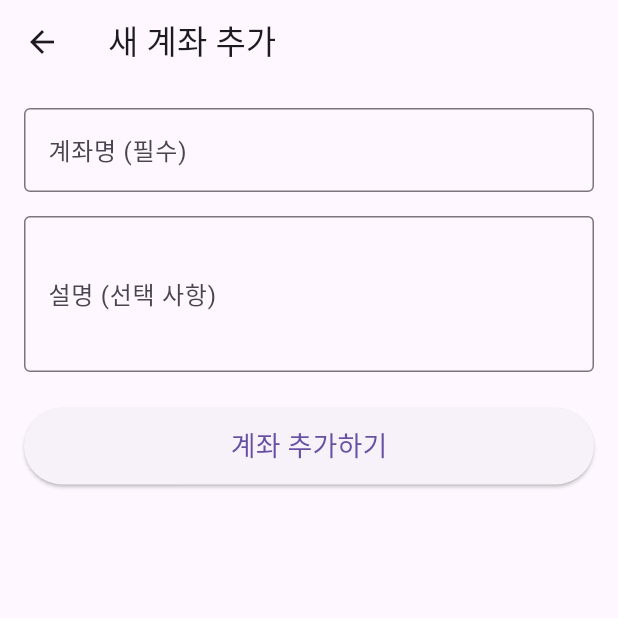
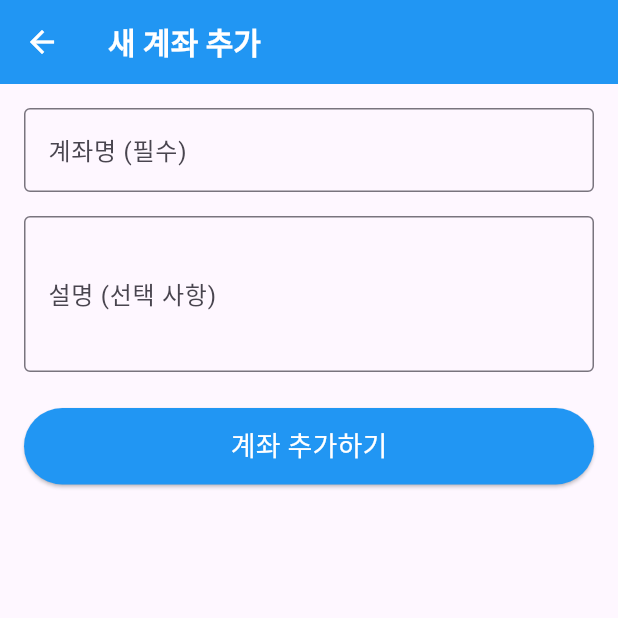
Before and after one commit to wrathofhorde/flutter, a Flutter app: the screen it shows after launch, after a tap on the "add" icon, on a phone screen of 412 x 824 dp, the top half of it. Run offline on Flutter 3.47's test engine with Material 3 defaults, Android fonts, the phone set to English and light mode, and no system bars; our stand-ins replace csv, fl_chart, permission_handler, shared_preferences, sqflite; missing offline and left inert: sqlite3, window_manager; accounts and stored records are empty.

Commit message:
add theme

```diff
--- a/assets_snapshot/lib/main.dart
+++ b/assets_snapshot/lib/main.dart
@@ -1,12 +1,19 @@
 // lib/main.dart
 
 import 'package:flutter/material.dart';
+import 'package:provider/provider.dart';
 import 'package:assets_snapshot/database/database_helper.dart';
-import 'package:assets_snapshot/screens/account_list_screen.dart'; // AccountListScreen 임포트
+import 'package:assets_snapshot/screens/account_list_screen.dart';
+import 'package:assets_snapshot/providers/theme_provider.dart';
 
 void main() {
   WidgetsFlutterBinding.ensureInitialized();
-  runApp(const MyApp());
+  runApp(
+    ChangeNotifierProvider(
+      create: (context) => ThemeProvider(), // ThemeProvider 인스턴스 생성
+      child: const MyApp(), // MyApp 위젯을 ThemeProvider의 자식으로 둠
+    ),
+  );
 }
 
 class MyApp extends StatefulWidget {
@@ -17,19 +24,16 @@ class MyApp extends StatefulWidget {
 }
 
 class _MyAppState extends State<MyApp> {
-  // DB 상태는 AccountListScreen에서 관리되므로 여기서는 간단화
-  // String _dbStatus = 'Initializing Database...'; // 이제 필요 없음
-
   @override
   void initState() {
     super.initState();
-    _initializeDatabase(); // DB 초기화는 여전히 여기서 수행
+    _initializeDatabase();
   }
 
   Future<void> _initializeDatabase() async {
     try {
       final dbHelper = DatabaseHelper();
-      await dbHelper.database; // DB 인스턴스 가져오기 (테이블 생성 포함)
+      await dbHelper.database;
       debugPrint("DB 초기화 성공: Database Initialized Successfully!");
     } catch (e) {
       debugPrint("DB 초기화 실패: $e");
@@ -52,13 +56,85 @@ class _MyAppState extends State<MyApp> {
 
   @override
   Widget build(BuildContext context) {
+    // ThemeProvider의 상태 변화를 감지하여 앱의 테마를 변경
+    final themeProvider = Provider.of<ThemeProvider>(context);
+
     return MaterialApp(
-      title: 'Asset Snapshot', // 앱 타이틀 설정
-      theme: ThemeData(
-        primarySwatch: Colors.blue, // 앱 기본 테마 색상 설정
-        visualDensity: VisualDensity.adaptivePlatformDensity,
+      title: 'Asset Snapshot',
+      themeMode: themeProvider.themeMode, // ThemeProvider의 themeMode에 따라 테마 변경
+      theme: ThemeData.light().copyWith(
+        // 라이트 모드 테마 정의
+        primaryColor: Colors.blue, // AppBar의 배경색 등을 설정하는 데 사용될 수 있는 기본 색상
+        appBarTheme: const AppBarTheme(
+          backgroundColor: Colors.blue, // 라이트 모드 AppBar 배경
+          elevation: 0,
+          titleTextStyle: TextStyle(
+            color: Colors.white,
+            fontSize: 20.0,
+            fontWeight: FontWeight.bold,
+          ),
+          iconTheme: IconThemeData(color: Colors.white),
+        ),
+        cardTheme: CardThemeData(
+          color: Colors.white, // 라이트 모드 카드 배경색
+          margin: const EdgeInsets.symmetric(horizontal: 16.0, vertical: 8.0),
+          elevation: 2.0,
+          shape: RoundedRectangleBorder(
+            borderRadius: BorderRadius.circular(8.0),
+          ),
+        ),
+        listTileTheme: const ListTileThemeData(
+          textColor: Colors.black87, // 라이트 모드 ListTile 텍스트 색상
+          iconColor: Colors.black54, // 라이트 모드 ListTile 아이콘 색상
+        ),
+        elevatedButtonTheme: ElevatedButtonThemeData(
+          style: ElevatedButton.styleFrom(
+            backgroundColor: Colors.blue, // 라이트 모드 버튼 배경색
+            foregroundColor: Colors.white,
+          ),
+        ),
+        textTheme: const TextTheme(
+          bodyMedium: TextStyle(color: Colors.black87), // 라이트 모드 기본 본문 텍스트 색상
+        ),
+        // 다른 테마 속성들을 여기에 추가
       ),
-      home: const AccountListScreen(), // 앱 시작 시 AccountListScreen 표시
+      darkTheme: ThemeData.dark().copyWith(
+        // 다크 모드 테마 정의 (이전의 크롬 스타일 테마)
+        primaryColor: Colors.black, // 다크 모드 기본 색상 (AppBar의 배경색 등에 영향을 줄 수 있음)
+        appBarTheme: const AppBarTheme(
+          backgroundColor: Colors.black12, // 다크 모드 AppBar 배경
+          elevation: 0,
+          titleTextStyle: TextStyle(
+            color: Colors.white,
+            fontSize: 20.0,
+            fontWeight: FontWeight.bold,
+          ),
+          iconTheme: IconThemeData(color: Colors.white),
+        ),
+        cardTheme: CardThemeData(
+          color: Colors.grey.shade900, // 다크 모드 카드 배경색
+          margin: const EdgeInsets.symmetric(horizontal: 16.0, vertical: 8.0),
+          elevation: 2.0,
+          shape: RoundedRectangleBorder(
+            borderRadius: BorderRadius.circular(8.0),
+          ),
+        ),
+        listTileTheme: const ListTileThemeData(
+          textColor: Colors.white, // 다크 모드 ListTile 텍스트 색상
+          iconColor: Colors.white70, // 다크 모드 ListTile 아이콘 색상
+        ),
+        elevatedButtonTheme: ElevatedButtonThemeData(
+          style: ElevatedButton.styleFrom(
+            backgroundColor: Colors.blueGrey.shade800, // 다크 모드 버튼 배경색
+            foregroundColor: Colors.white,
+          ),
+        ),
+        textTheme: const TextTheme(
+          bodyMedium: TextStyle(color: Colors.white), // 다크 모드 기본 본문 텍스트 색상
+        ),
+        // 다른 테마 속성들을 여기에 추가
+      ),
+      home: const AccountListScreen(),
     );
   }
 }
--- /dev/null
+++ b/assets_snapshot/lib/providers/theme_provider.dart
@@ -0,0 +1,46 @@
+// lib/providers/theme_provider.dart
+
+import 'package:flutter/material.dart';
+import 'package:shared_preferences/shared_preferences.dart';
+
+class ThemeProvider with ChangeNotifier {
+  ThemeMode _themeMode = ThemeMode.system; // 기본값은 시스템 테마 따르기
+
+  ThemeMode get themeMode => _themeMode;
+
+  ThemeProvider() {
+    _loadThemeMode(); // 생성 시 저장된 테마 모드를 불러옴
+  }
+
+  // 저장된 테마 모드를 불러오는 비동기 함수
+  Future<void> _loadThemeMode() async {
+    final prefs = await SharedPreferences.getInstance();
+    final themeString =
+        prefs.getString('themeMode') ??
+        ThemeMode.system.toString(); // 저장된 값 없으면 system
+    _themeMode = _getThemeModeFromString(themeString);
+    notifyListeners(); // 변경 사항을 리스너들에게 알림
+  }
+
+  // 테마 모드를 설정하고 저장하는 함수
+  void setThemeMode(ThemeMode mode) async {
+    if (mode == _themeMode) return; // 동일한 모드면 변경하지 않음
+
+    _themeMode = mode;
+    notifyListeners(); // UI 갱신을 위해 리스너들에게 알림
+
+    final prefs = await SharedPreferences.getInstance();
+    await prefs.setString('themeMode', mode.toString()); // 변경된 테마 모드를 저장
+  }
+
+  // String을 ThemeMode로 변환
+  ThemeMode _getThemeModeFromString(String themeString) {
+    if (themeString == ThemeMode.light.toString()) {
+      return ThemeMode.light;
+    } else if (themeString == ThemeMode.dark.toString()) {
+      return ThemeMode.dark;
+    } else {
+      return ThemeMode.system;
+    }
+  }
+}
--- a/assets_snapshot/lib/screens/account_list_screen.dart
+++ b/assets_snapshot/lib/screens/account_list_screen.dart
@@ -1,9 +1,11 @@
 // lib/screens/account_list_screen.dart
 
 import 'package:flutter/material.dart';
+import 'package:assets_snapshot/database/database_helper.dart';
 import 'package:assets_snapshot/models/account.dart';
-import 'package:assets_snapshot/database/database_helper.dart';
 import 'package:assets_snapshot/screens/add_account_screen.dart';
+import 'package:provider/provider.dart'; // Provider 패키지 임포트
+import 'package:assets_snapshot/providers/theme_provider.dart'; // ThemeProvider 임포트
 
 class AccountListScreen extends StatefulWidget {
   const AccountListScreen({super.key});
@@ -13,48 +15,67 @@ class AccountListScreen extends StatefulWidget {
 }
 
 class _AccountListScreenState extends State<AccountListScreen> {
-  late Future<List<Account>> _accountsFuture; // 계좌 목록을 비동기로 가져올 Future
+  late Future<List<Account>> _accountsFuture;
   final DatabaseHelper _dbHelper = DatabaseHelper();
 
   @override
   void initState() {
     super.initState();
-    _loadAccounts(); // 위젯 초기화 시 계좌 목록 로드
+    _loadAccounts();
   }
 
-  // 계좌 목록을 로드하는 함수
   void _loadAccounts() {
     setState(() {
-      _accountsFuture = _dbHelper.getAccounts(); // DatabaseHelper에서 계좌 목록 가져오기
+      _accountsFuture = _dbHelper.getAccounts();
     });
   }
 
-  // 계좌 삭제 로직
   void _deleteAccount(int id) async {
     await _dbHelper.deleteAccount(id);
     ScaffoldMessenger.of(
       context,
     ).showSnackBar(const SnackBar(content: Text('계좌가 삭제되었습니다.')));
-    _loadAccounts(); // 삭제 후 목록 갱신
+    _loadAccounts();
   }
 
   @override
   Widget build(BuildContext context) {
+    // ThemeProvider 인스턴스에 접근
+    final themeProvider = Provider.of<ThemeProvider>(context);
+
     return Scaffold(
       appBar: AppBar(
         title: const Text('나의 계좌 목록'),
         actions: [
+          // 테마 토글 스위치 추가
+          Switch(
+            value: themeProvider.themeMode == ThemeMode.dark, // 현재 다크 모드인지 여부
+            onChanged: (isDark) {
+              themeProvider.setThemeMode(
+                isDark ? ThemeMode.dark : ThemeMode.light,
+              );
+            },
+            thumbIcon: WidgetStateProperty.resolveWith<Icon?>((
+              Set<WidgetState> states,
+            ) {
+              if (states.contains(WidgetState.selected)) {
+                return const Icon(Icons.nightlight_round); // 다크 모드 아이콘
+              }
+              return const Icon(Icons.wb_sunny_rounded); // 라이트 모드 아이콘
+            }),
+            activeColor: Colors.blueGrey, // 스위치 활성화 시 색상
+            inactiveThumbColor: Colors.yellow, // 비활성화 시 엄지 색상
+            inactiveTrackColor: Colors.yellow.shade200, // 비활성화 시 트랙 색상
+          ),
           IconButton(
             icon: const Icon(Icons.add),
             onPressed: () async {
-              // 새 계좌 추가 화면으로 이동
               final result = await Navigator.push(
                 context,
                 MaterialPageRoute(
                   builder: (context) => const AddAccountScreen(),
                 ),
               );
-              // AddAccountScreen에서 true를 반환하면 계좌 목록 갱신
               if (result == true) {
                 _loadAccounts();
               }
@@ -63,30 +84,21 @@ class _AccountListScreenState extends State<AccountListScreen> {
         ],
       ),
       body: FutureBuilder<List<Account>>(
-        future: _accountsFuture, // 비동기 작업
+        future: _accountsFuture,
         builder: (context, snapshot) {
           if (snapshot.connectionState == ConnectionState.waiting) {
-            // 데이터 로딩 중
             return const Center(child: CircularProgressIndicator());
           } else if (snapshot.hasError) {
-            // 오류 발생 시
             return Center(child: Text('오류 발생: ${snapshot.error}'));
           } else if (!snapshot.hasData || snapshot.data!.isEmpty) {
-            // 데이터가 없는 경우
             return const Center(child: Text('아직 등록된 계좌가 없습니다. 새 계좌를 추가해주세요!'));
           } else {
-            // 데이터 로드 성공 시 목록 표시
             final List<Account> accounts = snapshot.data!;
             return ListView.builder(
               itemCount: accounts.length,
               itemBuilder: (context, index) {
                 final account = accounts[index];
                 return Card(
-                  margin: const EdgeInsets.symmetric(
-                    horizontal: 16.0,
-                    vertical: 8.0,
-                  ),
-                  elevation: 2.0,
                   child: ListTile(
                     contentPadding: const EdgeInsets.all(16.0),
                     title: Text(
@@ -96,14 +108,10 @@ class _AccountListScreenState extends State<AccountListScreen> {
                         fontWeight: FontWeight.bold,
                       ),
                     ),
-                    subtitle: Text(
-                      account.description ?? '설명 없음', // 설명이 없으면 '설명 없음' 표시
-                      style: TextStyle(color: Colors.grey[600]),
-                    ),
+                    subtitle: Text(account.description ?? '설명 없음'),
                     trailing: IconButton(
                       icon: const Icon(Icons.delete, color: Colors.redAccent),
                       onPressed: () {
-                        // 삭제 확인 다이얼로그
                         showDialog(
                           context: context,
                           builder: (ctx) => AlertDialog(
@@ -132,7 +140,6 @@ class _AccountListScreenState extends State<AccountListScreen> {
                       },
                     ),
                     onTap: () {
-                      // TODO: 계좌 상세 화면으로 이동 (추후 구현)
                       ScaffoldMessenger.of(context).showSnackBar(
                         SnackBar(
                           content: Text('${account.name} 상세 정보 보기 (아직 미구현)'),
--- a/assets_snapshot/pubspec.yaml
+++ b/assets_snapshot/pubspec.yaml
@@ -38,6 +38,8 @@ dependencies:
   path: ^1.9.1
   path_provider: ^2.1.5
   intl: ^0.20.2
+  provider: ^6.1.5
+  shared_preferences: ^2.5.3
 
 dev_dependencies:
   flutter_test:
```
